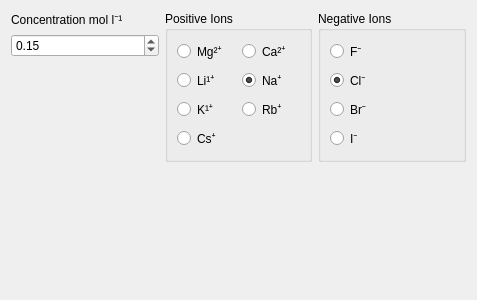
First picture: the form in ui/neutralisesettings.ui, repository breuerss/gromacs-ui, before the edit.
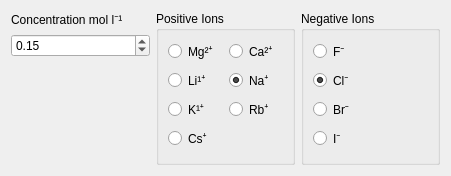
Second picture: the form after the edit.

Commit message: refactor: clneaup neutralise settings

The edit to the form file:
```diff
--- a/ui/neutralisesettings.ui
+++ b/ui/neutralisesettings.ui
@@ -6,19 +6,17 @@
    <rect>
     <x>0</x>
     <y>0</y>
-    <width>477</width>
-    <height>300</height>
+    <width>451</width>
+    <height>176</height>
    </rect>
   </property>
   <property name="windowTitle">
    <string>Form</string>
   </property>
-  <layout class="QVBoxLayout" name="verticalLayout">
-   <item>
-    <layout class="QHBoxLayout" name="horizontalLayout">
-     <item>
+  <layout class="QGridLayout" name="gridLayout_2">
+   <item row="0" column="0">
       <layout class="QVBoxLayout" name="verticalLayout_14" stretch="0,0,0">
-       <item alignment="Qt::AlignTop">
+     <item>
         <widget class="QLabel" name="ionConcentrationLabel">
          <property name="sizePolicy">
           <sizepolicy hsizetype="Preferred" vsizetype="Preferred">
@@ -31,7 +29,7 @@
          </property>
         </widget>
        </item>
-       <item alignment="Qt::AlignTop">
+     <item>
         <widget class="QDoubleSpinBox" name="ionConcentration">
          <property name="singleStep">
           <double>0.010000000000000</double>
@@ -42,7 +40,7 @@
         </widget>
        </item>
        <item>
-        <spacer name="verticalSpacer_2">
+      <spacer name="verticalSpacer">
          <property name="orientation">
           <enum>Qt::Vertical</enum>
          </property>
@@ -56,7 +54,7 @@
        </item>
       </layout>
      </item>
-     <item>
+   <item row="0" column="1">
       <widget class="QGroupBox" name="groupBox_2">
        <property name="sizePolicy">
         <sizepolicy hsizetype="Preferred" vsizetype="Preferred">
@@ -123,7 +121,7 @@
        </layout>
       </widget>
      </item>
-     <item>
+   <item row="0" column="2">
       <widget class="QGroupBox" name="groupBox_3">
        <property name="sizePolicy">
         <sizepolicy hsizetype="Preferred" vsizetype="Preferred">
@@ -168,21 +166,6 @@
         </item>
        </layout>
       </widget>
-     </item>
-    </layout>
-   </item>
-   <item>
-    <spacer name="verticalSpacer">
-     <property name="orientation">
-      <enum>Qt::Vertical</enum>
-     </property>
-     <property name="sizeHint" stdset="0">
-      <size>
-       <width>20</width>
-       <height>40</height>
-      </size>
-     </property>
-    </spacer>
    </item>
   </layout>
  </widget>
```
Lines whose indentation alone changed are shown as unchanged.
